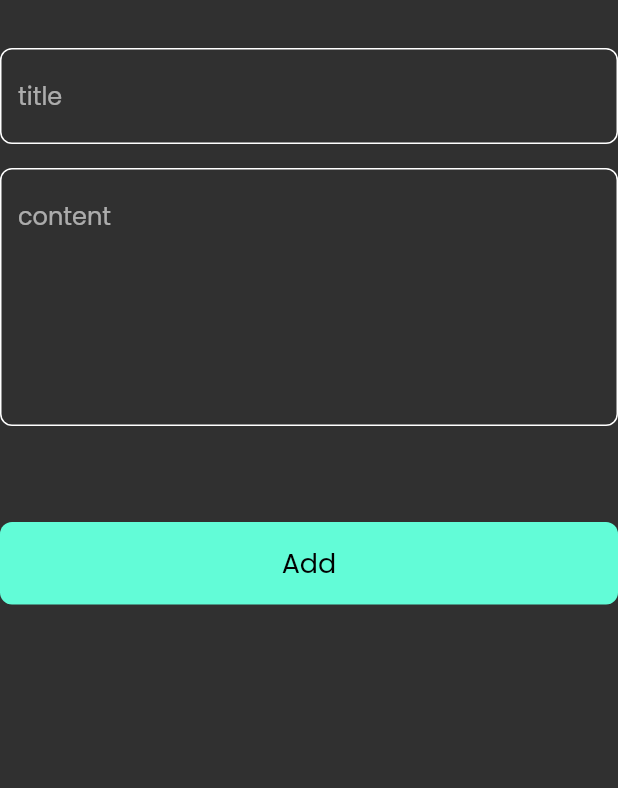
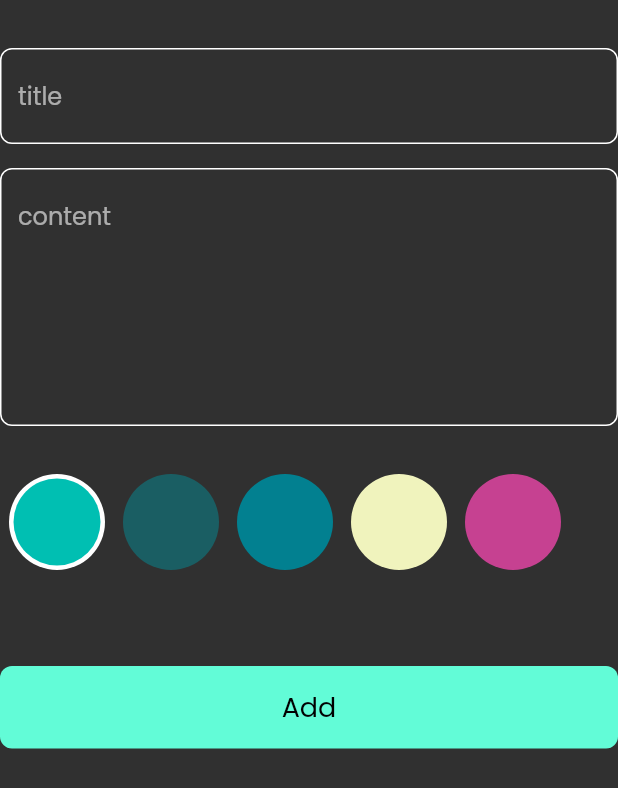
Before and after one commit to AB-Rhman/Notes-App, a Flutter app: the AddNoteForm widget shown alone on an empty page, opened directly, on a phone screen of 412 x 824 dp. Shown: the top 788 px of the screen. Run offline on Flutter 3.47's test engine with Material 2 defaults, Android fonts, the phone set to English and light mode, and no system bars; our stand-ins replace bloc, flutter_bloc, hive, hive_flutter; accounts and stored records are empty.

Commit message:
create colors list

```diff
--- a/lib/views/widgets/add_note_form.dart
+++ b/lib/views/widgets/add_note_form.dart
@@ -5,6 +5,8 @@
 import 'package:notes_app/models/note_model.dart';
 import 'package:notes_app/views/widgets/custom_bottom.dart';
 import 'package:notes_app/views/widgets/custom_text_field.dart';
+
+import 'colors_list_view.dart';
 
 class AddNoteForm extends StatefulWidget {
   const AddNoteForm({
@@ -47,6 +49,10 @@
             },
           ),
           const SizedBox(
+              height: 32,
+          ),
+          const ColorsListView(),
+          const SizedBox(
             height: 64,
           ),
           BlocBuilder<AddNoteCubit, AddNoteState>(
--- /dev/null
+++ b/lib/views/widgets/colors_list_view.dart
@@ -0,0 +1,70 @@
+import 'package:flutter/material.dart';
+
+class ColorItem extends StatelessWidget {
+  const ColorItem({super.key, required this.isActive, required this.color});
+  final bool isActive;
+
+  final Color color;
+  @override
+  Widget build(BuildContext context) {
+    return isActive
+        ? CircleAvatar(
+            radius: 32,
+            backgroundColor: Colors.white,
+            child: CircleAvatar(
+              radius: 29,
+              backgroundColor: color,
+            ),
+          )
+        : CircleAvatar(
+            radius: 32,
+            backgroundColor: color,
+          );
+  }
+}
+
+class ColorsListView extends StatefulWidget {
+  const ColorsListView({super.key});
+
+  @override
+  State<ColorsListView> createState() => _ColorsListViewState();
+}
+
+class _ColorsListViewState extends State<ColorsListView> {
+  int currentIndex = 0;
+
+  List<Color> colors = const [
+    Color(0xff00BFB2),
+    Color(0xff1A5E63),
+    Color(0xff028090),
+    Color(0xffF0F3BD),
+    Color(0xffC64191),
+  ];
+  @override
+  Widget build(BuildContext context) {
+    return SizedBox(
+      height: 32 * 2,
+      child: ListView.builder(
+        itemCount: colors.length,
+        scrollDirection: Axis.horizontal,
+        itemBuilder: (context, index) {
+          return Padding(
+            padding: const EdgeInsets.symmetric(horizontal: 6),
+            child: GestureDetector(
+              onTap: () {
+                currentIndex = index;
+                setState(() {
+
+                });
+              },
+              child: ColorItem(
+                color: colors[index],
+                isActive: currentIndex == index,
+              ),
+            ),
+          );
+        },
+      ),
+    );
+  }
+}
```
